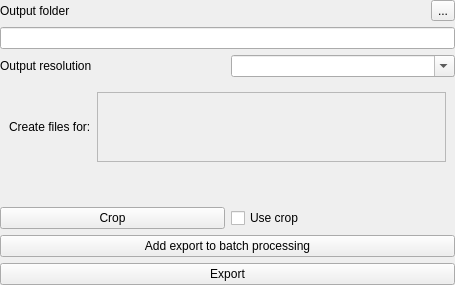
Above: iVS3D/src/iVS3D-core/view/exportwidget.ui from iVS3D/iVS3D before the change. Below: the same form after it.
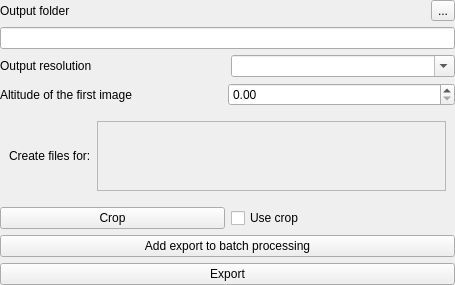
That is the form after the change.

Commit message: Added SpinBox in ExportWidget to set altitude in the first frame, gps reader use this altitude to set altitude offset

What changed in the file:
```diff
--- a/iVS3D/src/iVS3D-core/view/exportwidget.ui
+++ b/iVS3D/src/iVS3D-core/view/exportwidget.ui
@@ -87,6 +87,45 @@
      </item>
     </layout>
    </item>
+   <item>
+    <widget class="QWidget" name="altitudeWidget" native="true">
+     <layout class="QVBoxLayout" name="verticalLayout_2">
+      <property name="spacing">
+       <number>0</number>
+      </property>
+      <property name="leftMargin">
+       <number>0</number>
+      </property>
+      <property name="topMargin">
+       <number>0</number>
+      </property>
+      <property name="rightMargin">
+       <number>0</number>
+      </property>
+      <property name="bottomMargin">
+       <number>0</number>
+      </property>
+      <item>
+       <layout class="QHBoxLayout" name="altitudeLayout">
+        <item>
+         <widget class="QLabel" name="label_4">
+          <property name="text">
+           <string>Altitude of the first image</string>
+          </property>
+         </widget>
+        </item>
+        <item>
+         <widget class="QDoubleSpinBox" name="spinBox_Altitude">
+          <property name="maximum">
+           <double>999999.989999999990687</double>
+          </property>
+         </widget>
+        </item>
+       </layout>
+      </item>
+     </layout>
+    </widget>
+   </item>
    <item>
     <widget class="QWidget" name="createFilesWidget" native="true">
      <layout class="QHBoxLayout" name="createFiles_Layout">
@@ -107,8 +146,8 @@
           <rect>
            <x>0</x>
            <y>0</y>
-           <width>327</width>
-           <height>52</height>
+           <width>350</width>
+           <height>39</height>
           </rect>
          </property>
          <layout class="QHBoxLayout" name="horizontalLayout_6">
```
The commit also changes 12 other files.
